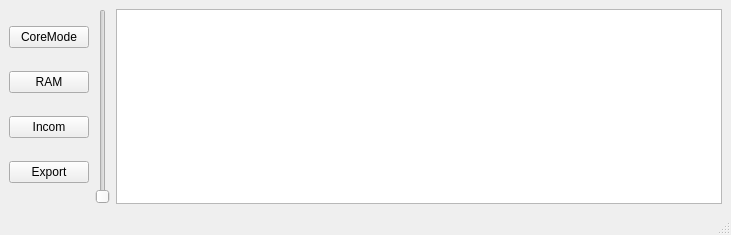
Qt form Try1ForGraphics/graphicswindow.ui (Daniil-Kolodich/BSTU_SEM_4_Project_Task_Manadger) before a commit.
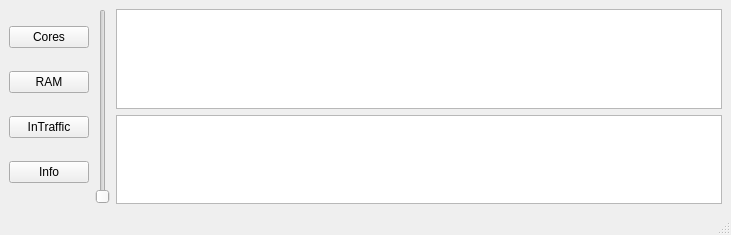
The same form after that commit.

The edit to the form file:
```diff
--- a/Try1ForGraphics/graphicswindow.ui
+++ b/Try1ForGraphics/graphicswindow.ui
@@ -28,7 +28,7 @@
         <item>
          <widget class="QPushButton" name="pushButton">
           <property name="text">
-           <string>CoreMode</string>
+           <string>Cores</string>
           </property>
          </widget>
         </item>
@@ -42,14 +42,14 @@
         <item>
          <widget class="QPushButton" name="pushButton_3">
           <property name="text">
-           <string>Incom</string>
+           <string>InTraffic</string>
           </property>
          </widget>
         </item>
         <item>
          <widget class="QPushButton" name="pushButton_4">
           <property name="text">
-           <string>Export</string>
+           <string>Info</string>
           </property>
          </widget>
         </item>
@@ -109,6 +109,9 @@
         </property>
        </widget>
       </item>
+      <item>
+       <widget class="QPlainTextEdit" name="plainTextEdit"/>
+      </item>
      </layout>
     </item>
    </layout>
```
